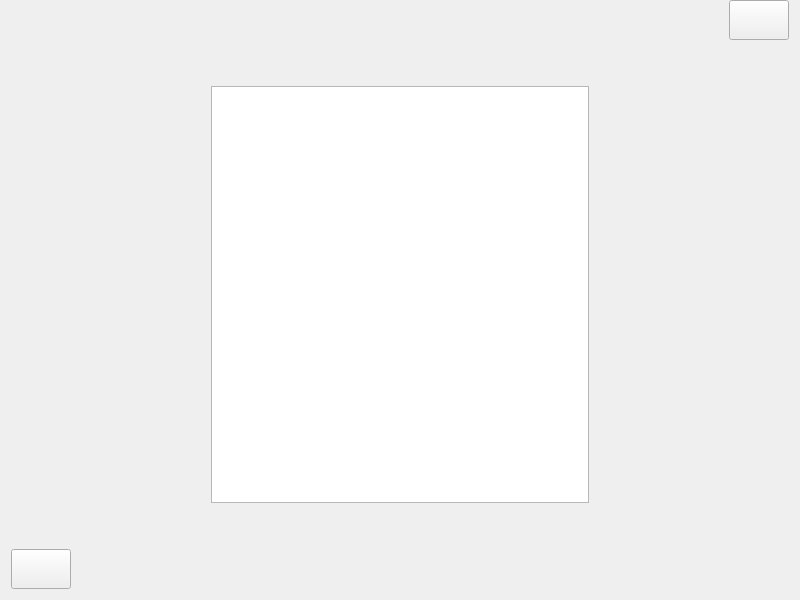
AminNaghiyan/uiap92_project, file Project/show_all.ui: the form before one commit.
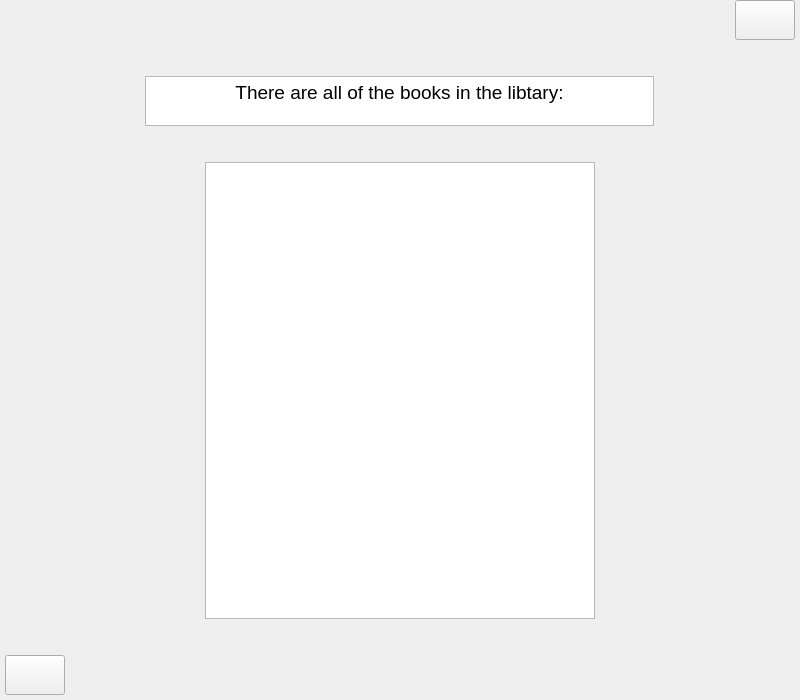
The form after the commit. Icons and pictures are not drawn.

Commit message: Design the initial appearance of page Show all

Diff of the .ui file:
```diff
--- a/Project/show_all.ui
+++ b/Project/show_all.ui
@@ -7,16 +7,25 @@
     <x>0</x>
     <y>0</y>
     <width>800</width>
-    <height>600</height>
+    <height>700</height>
    </rect>
   </property>
   <property name="windowTitle">
    <string>Form</string>
   </property>
   <layout class="QVBoxLayout" name="verticalLayout">
+   <property name="leftMargin">
+    <number>5</number>
+   </property>
    <property name="topMargin">
     <number>0</number>
    </property>
+   <property name="rightMargin">
+    <number>5</number>
+   </property>
+   <property name="bottomMargin">
+    <number>5</number>
+   </property>
    <item>
     <layout class="QVBoxLayout" name="verticalLayout_2">
      <property name="bottomMargin">
@@ -60,10 +69,104 @@
          <property name="text">
           <string/>
          </property>
+         <property name="icon">
+          <iconset resource="resource.qrc">
+           <normaloff>:/icons/close.png</normaloff>:/icons/close.png</iconset>
+         </property>
+         <property name="iconSize">
+          <size>
+           <width>60</width>
+           <height>40</height>
+          </size>
+         </property>
         </widget>
        </item>
       </layout>
      </item>
+     <item>
+      <spacer name="verticalSpacer_3">
+       <property name="orientation">
+        <enum>Qt::Vertical</enum>
+       </property>
+       <property name="sizeType">
+        <enum>QSizePolicy::Fixed</enum>
+       </property>
+       <property name="sizeHint" stdset="0">
+        <size>
+         <width>20</width>
+         <height>30</height>
+        </size>
+       </property>
+      </spacer>
+     </item>
+     <item>
+      <layout class="QHBoxLayout" name="horizontalLayout_4">
+       <property name="topMargin">
+        <number>0</number>
+       </property>
+       <item>
+        <spacer name="horizontalSpacer_5">
+         <property name="orientation">
+          <enum>Qt::Horizontal</enum>
+         </property>
+         <property name="sizeType">
+          <enum>QSizePolicy::Fixed</enum>
+         </property>
+         <property name="sizeHint" stdset="0">
+          <size>
+           <width>130</width>
+           <height>20</height>
+          </size>
+         </property>
+        </spacer>
+       </item>
+       <item>
+        <widget class="QTextBrowser" name="textBrowser_2">
+         <property name="sizePolicy">
+          <sizepolicy hsizetype="Fixed" vsizetype="Fixed">
+           <horstretch>0</horstretch>
+           <verstretch>0</verstretch>
+          </sizepolicy>
+         </property>
+         <property name="minimumSize">
+          <size>
+           <width>509</width>
+           <height>50</height>
+          </size>
+         </property>
+         <property name="maximumSize">
+          <size>
+           <width>16777215</width>
+           <height>50</height>
+          </size>
+         </property>
+         <property name="html">
+          <string>&lt;!DOCTYPE HTML PUBLIC &quot;-//W3C//DTD HTML 4.0//EN&quot; &quot;http://www.w3.org/TR/REC-html40/strict.dtd&quot;&gt;
+&lt;html&gt;&lt;head&gt;&lt;meta name=&quot;qrichtext&quot; content=&quot;1&quot; /&gt;&lt;style type=&quot;text/css&quot;&gt;
+p, li { white-space: pre-wrap; }
+&lt;/style&gt;&lt;/head&gt;&lt;body style=&quot; font-family:'MS Shell Dlg 2'; font-size:8.05594pt; font-weight:400; font-style:normal;&quot;&gt;
+&lt;p align=&quot;center&quot; style=&quot; margin-top:0px; margin-bottom:0px; margin-left:0px; margin-right:0px; -qt-block-indent:0; text-indent:0px;&quot;&gt;&lt;span style=&quot; font-size:14pt;&quot;&gt;There are all of the books in the libtary:&lt;/span&gt;&lt;/p&gt;&lt;/body&gt;&lt;/html&gt;</string>
+         </property>
+        </widget>
+       </item>
+       <item>
+        <spacer name="horizontalSpacer_6">
+         <property name="orientation">
+          <enum>Qt::Horizontal</enum>
+         </property>
+         <property name="sizeType">
+          <enum>QSizePolicy::Fixed</enum>
+         </property>
+         <property name="sizeHint" stdset="0">
+          <size>
+           <width>130</width>
+           <height>20</height>
+          </size>
+         </property>
+        </spacer>
+       </item>
+      </layout>
+     </item>
      <item>
       <spacer name="verticalSpacer_2">
        <property name="orientation">
@@ -75,7 +178,7 @@
        <property name="sizeHint" stdset="0">
         <size>
          <width>20</width>
-         <height>40</height>
+         <height>30</height>
         </size>
        </property>
       </spacer>
@@ -141,7 +244,7 @@
        <property name="sizeHint" stdset="0">
         <size>
          <width>20</width>
-         <height>40</height>
+         <height>30</height>
         </size>
        </property>
       </spacer>
@@ -168,6 +271,16 @@
          <property name="text">
           <string/>
          </property>
+         <property name="icon">
+          <iconset resource="resource.qrc">
+           <normaloff>:/icons/back.png</normaloff>:/icons/back.png</iconset>
+         </property>
+         <property name="iconSize">
+          <size>
+           <width>60</width>
+           <height>40</height>
+          </size>
+         </property>
         </widget>
        </item>
        <item>
```
Left out of the diff: 8 changed lines with no effect on the pictures. The commit also changes 3 other files.
